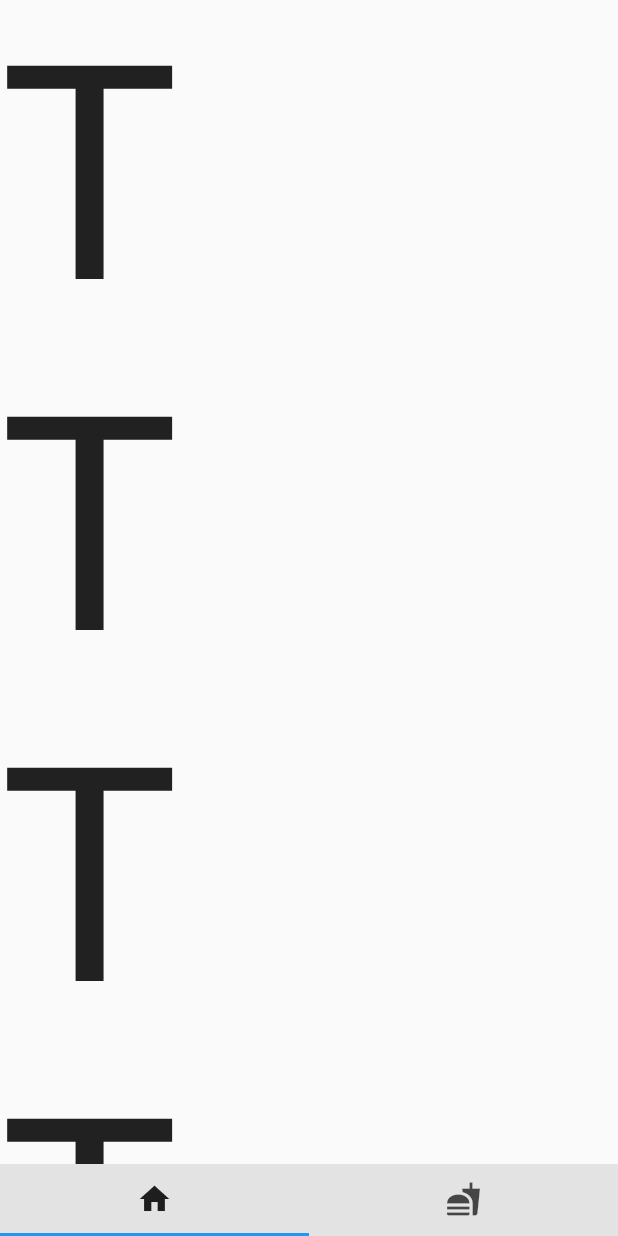
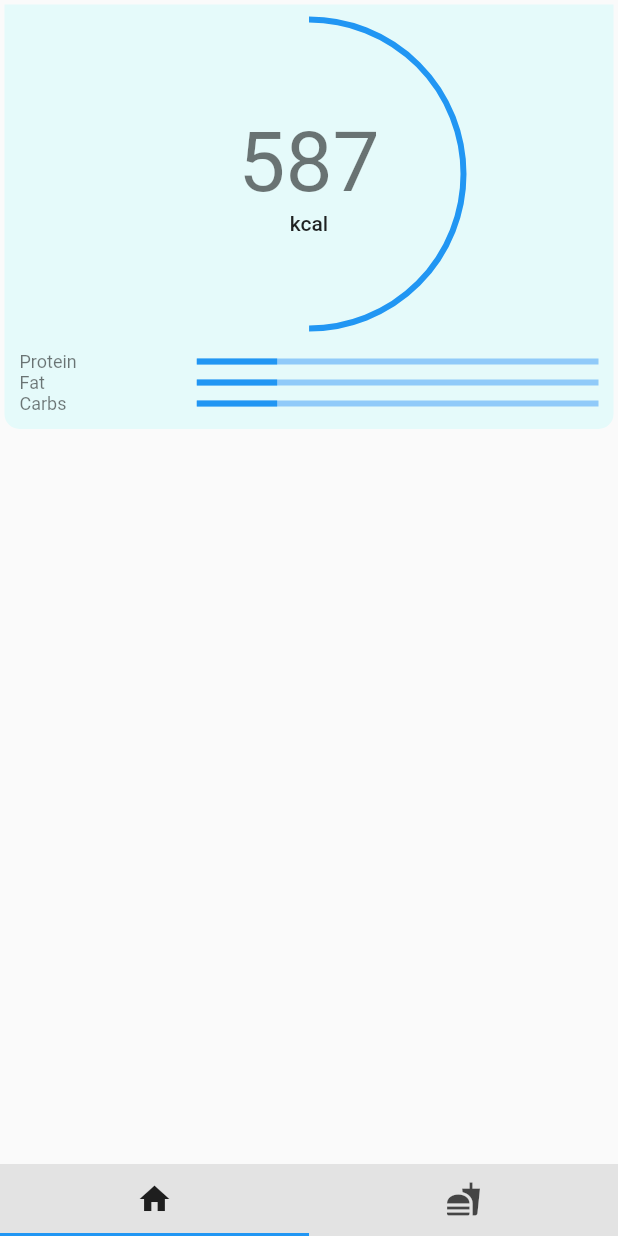
Before and after one commit to AKubax/Chlori, a Flutter app: the screen it shows after launch, on a phone screen of 412 x 824 dp. Run offline on Flutter 3.47's test engine with Material 2 defaults, Android fonts, the light colour scheme and no system bars.

Commit message:
started UI outline

```diff
--- a/chlori/lib/HomePageView.dart
+++ b/chlori/lib/HomePageView.dart
@@ -60,12 +60,43 @@ class _HomePageViewState extends State<HomePageView> with TickerProviderStateMix
         )
       )),
 
-      body: SingleChildScrollView(child: Column(children: [
-        Text('T', style: TextStyle(fontSize: 200),),
-        Text('T', style: TextStyle(fontSize: 200),),
-        Text('T', style: TextStyle(fontSize: 200),),
-        Text('T', style: TextStyle(fontSize: 200),),
-      ])))
+      body: Container(
+        width: MediaQuery.of(context).size.width,
+        child: SingleChildScrollView(child: Column(crossAxisAlignment: CrossAxisAlignment.center, children: [
+          _daySummary(),
+        ]))
+      ),
+    )
+  );
 
+  Widget _daySummary() => Container(
+    decoration: BoxDecoration(
+      borderRadius: BorderRadius.only(bottomLeft: Radius.circular(10), bottomRight: Radius.circular(10)),
+      color: Colors.cyanAccent.withAlpha(24),
+    ),
+    margin: EdgeInsets.all(3),
+    padding: EdgeInsets.all(10),
+    child: Column(crossAxisAlignment: CrossAxisAlignment.center, children: [
+      Stack(alignment: Alignment.center, children: [
+        SizedBox(
+          width: MediaQuery.of(context).size.width / 2,
+          height: MediaQuery.of(context).size.width / 2,
+          child: CircularProgressIndicator(value: 0.5)
+        ),
+        Column(children: [
+          Text('587', style: Theme.of(context).textTheme.headline2),
+          Text('kcal', style: Theme.of(context).textTheme.bodyText1),
+        ]),
+      ]),
+      Padding(padding: EdgeInsets.all(7.5)),
+      _macronutrientRow('Protein'),
+      _macronutrientRow('Fat'),
+      _macronutrientRow('Carbs'),
+    ],),
   );
+
+  Widget _macronutrientRow(String name) => Row(mainAxisAlignment: MainAxisAlignment.spaceBetween, children: [
+    Text(name, style: Theme.of(context).textTheme.caption),
+    SizedBox(width: MediaQuery.of(context).size.width * 0.65, child: LinearProgressIndicator(value: 0.2)),
+  ]);
 }
```
